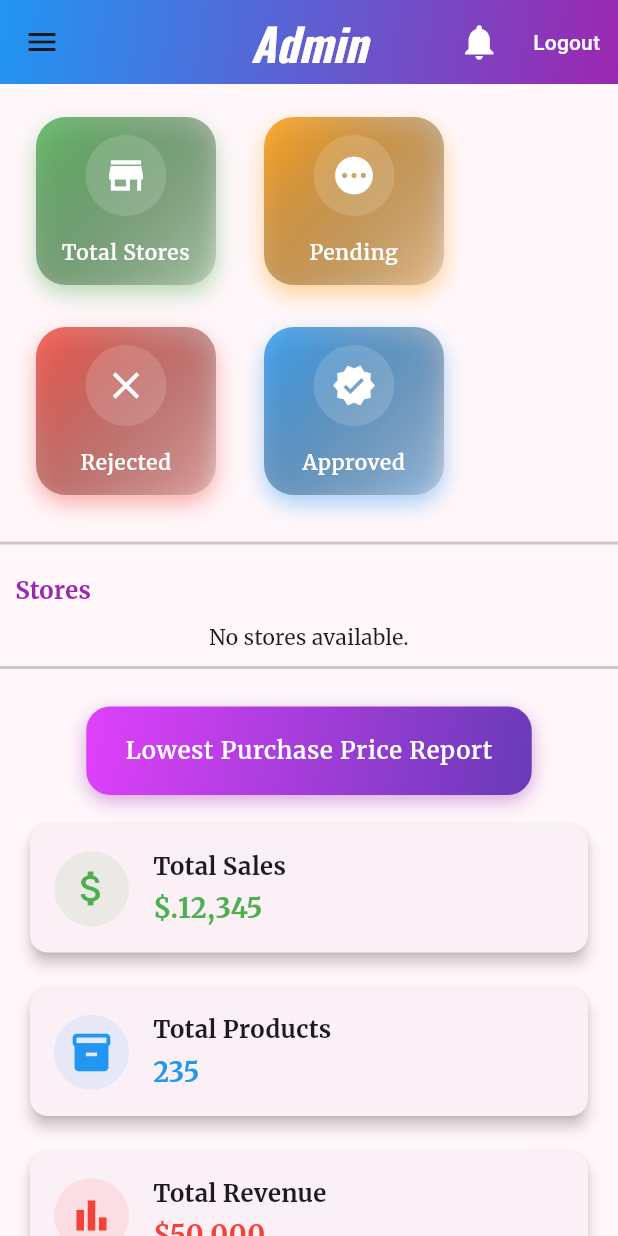
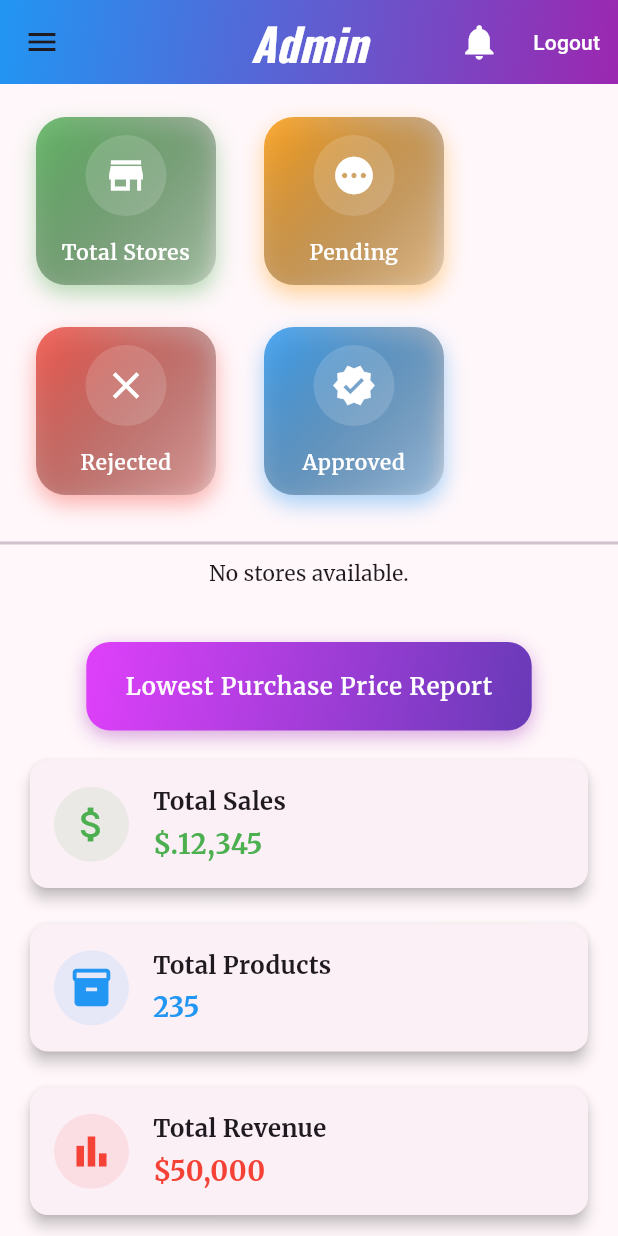
Before and after one commit to rhtmahour/go90Stores, a Flutter app: the AdminDashboard screen opened directly, on a phone screen of 412 x 824 dp. Run offline on Flutter 3.47's test engine with Material 3 defaults, Android fonts, the phone set to English and light mode, and no system bars; our stand-ins replace badges, carousel_slider, cloud_firestore, csv, dio, dots_indicator and 10 more; missing offline and left inert: flutter_stripe; accounts and stored records are empty; network calls fail.

Commit message:
code on date 13-05-2025

```diff
--- a/lib/admindashboard.dart
+++ b/lib/admindashboard.dart
@@ -239,22 +239,20 @@ class _AdminDashboardState extends State<AdminDashboard> {
             const Divider(height: 20, thickness: 2),
             LayoutBuilder(
               builder: (context, constraints) {
-                return Flex(
-                  direction: isWideScreen ? Axis.horizontal : Axis.vertical,
+                return SingleChildScrollView(
+                    scrollDirection: Axis.horizontal,
+                    child: ConstrainedBox(
+                      constraints:
+                          BoxConstraints(minWidth: constraints.maxWidth),
+                      child: Flex(
+                        direction:
+                            isWideScreen ? Axis.horizontal : Axis.vertical,
                         crossAxisAlignment: CrossAxisAlignment.start,
                         children: [
                           // Store List Section
-                    Padding(
-                      padding: const EdgeInsets.all(10.0),
-                      child: Text('Stores',
-                          style: TextStyle(
-                            fontSize: fontSize,
-                            fontWeight: FontWeight.bold,
-                            color: Colors.purple,
-                          )),
-                    ),
                           SizedBox(
-                      width: isWideScreen ? screenWidth * 0.65 : screenWidth,
+                            width:
+                                isWideScreen ? screenWidth * 0.60 : screenWidth,
                             child: StreamBuilder<QuerySnapshot>(
                               stream: FirebaseFirestore.instance
                                   .collection('stores')
@@ -285,20 +283,25 @@ class _AdminDashboardState extends State<AdminDashboard> {
                                   itemCount: storeDocs.length,
                                   itemBuilder: (context, index) {
                                     final store = storeDocs[index];
-                              final data = store.data() as Map<String, dynamic>;
+                                    final data =
+                                        store.data() as Map<String, dynamic>;
 
                                     final imageUrl = data['storeImage'];
-                              final storename = data['storename'] ?? 'N/A';
-                              final gstNumber = data['gstNumber'] ?? 'N/A';
+                                    final storename =
+                                        data['storename'] ?? 'N/A';
+                                    final gstNumber =
+                                        data['gstNumber'] ?? 'N/A';
 
                                     return Padding(
                                       padding: const EdgeInsets.symmetric(
                                           horizontal: 12.0, vertical: 8.0),
                                       child: AnimatedContainer(
-                                  duration: const Duration(milliseconds: 300),
+                                        duration:
+                                            const Duration(milliseconds: 300),
                                         curve: Curves.easeInOut,
                                         decoration: BoxDecoration(
-                                    borderRadius: BorderRadius.circular(20),
+                                          borderRadius:
+                                              BorderRadius.circular(20),
                                           //color: Colors.grey,
                                           gradient: const LinearGradient(
                                             colors: [
@@ -310,7 +313,8 @@ class _AdminDashboardState extends State<AdminDashboard> {
                                           ),
                                           boxShadow: [
                                             BoxShadow(
-                                        color: Colors.black.withOpacity(0.15),
+                                              color: Colors.black
+                                                  .withOpacity(0.15),
                                               blurRadius: 10,
                                               offset: const Offset(0, 6),
                                             ),
@@ -319,20 +323,23 @@ class _AdminDashboardState extends State<AdminDashboard> {
                                         child: ListTile(
                                           onTap: () => showStoreDetailsDialog(
                                               context, store.id),
-                                    contentPadding: const EdgeInsets.symmetric(
+                                          contentPadding:
+                                              const EdgeInsets.symmetric(
                                                   horizontal: 16, vertical: 12),
                                           leading: CircleAvatar(
                                             radius: 35,
                                             backgroundColor: Colors.purple,
                                             child: ClipRRect(
-                                        borderRadius: BorderRadius.circular(35),
+                                              borderRadius:
+                                                  BorderRadius.circular(35),
                                               child: imageUrl.isNotEmpty
                                                   ? Image.network(
                                                       imageUrl,
                                                       width: 70,
                                                       height: 70,
                                                       fit: BoxFit.cover,
-                                                errorBuilder: (context, error,
+                                                      errorBuilder: (context,
+                                                              error,
                                                               stackTrace) =>
                                                           _buildPlaceholder(),
                                                     )
@@ -350,7 +357,8 @@ class _AdminDashboardState extends State<AdminDashboard> {
                                                     color: Colors.white,
                                                     letterSpacing: 0.5,
                                                   ),
-                                            overflow: TextOverflow.ellipsis,
+                                                  overflow:
+                                                      TextOverflow.ellipsis,
                                                 ),
                                               ),
                                               const SizedBox(width: 8),
@@ -361,7 +369,8 @@ class _AdminDashboardState extends State<AdminDashboard> {
                                             'GST: $gstNumber',
                                             style: TextStyle(
                                               fontSize: 14,
-                                        color: Colors.white.withOpacity(0.9),
+                                              color:
+                                                  Colors.white.withOpacity(0.9),
                                             ),
                                           ),
                                           trailing: _buildPopupMenu(store.id),
@@ -377,7 +386,8 @@ class _AdminDashboardState extends State<AdminDashboard> {
                           const Divider(height: 20, thickness: 2),
                           // Right Panel
                           SizedBox(
-                      width: isWideScreen ? screenWidth * 0.35 : screenWidth,
+                            width:
+                                isWideScreen ? screenWidth * 0.38 : screenWidth,
                             child: Padding(
                               padding: const EdgeInsets.all(16.0),
                               child: Column(
@@ -406,7 +416,8 @@ class _AdminDashboardState extends State<AdminDashboard> {
                                         borderRadius: BorderRadius.circular(16),
                                         boxShadow: [
                                           BoxShadow(
-                                      color: Colors.purple.withOpacity(0.4),
+                                            color:
+                                                Colors.purple.withOpacity(0.4),
                                             blurRadius: 10,
                                             offset: Offset(0, 4),
                                           ),
@@ -453,7 +464,8 @@ class _AdminDashboardState extends State<AdminDashboard> {
                             ),
                           )
                         ],
-                );
+                      ),
+                    ));
               },
             ),
           ],
```
Also changed, not shown: assets/images/startpage.jpg (added), 4 other files. Lines whose indentation alone changed are shown as unchanged.
